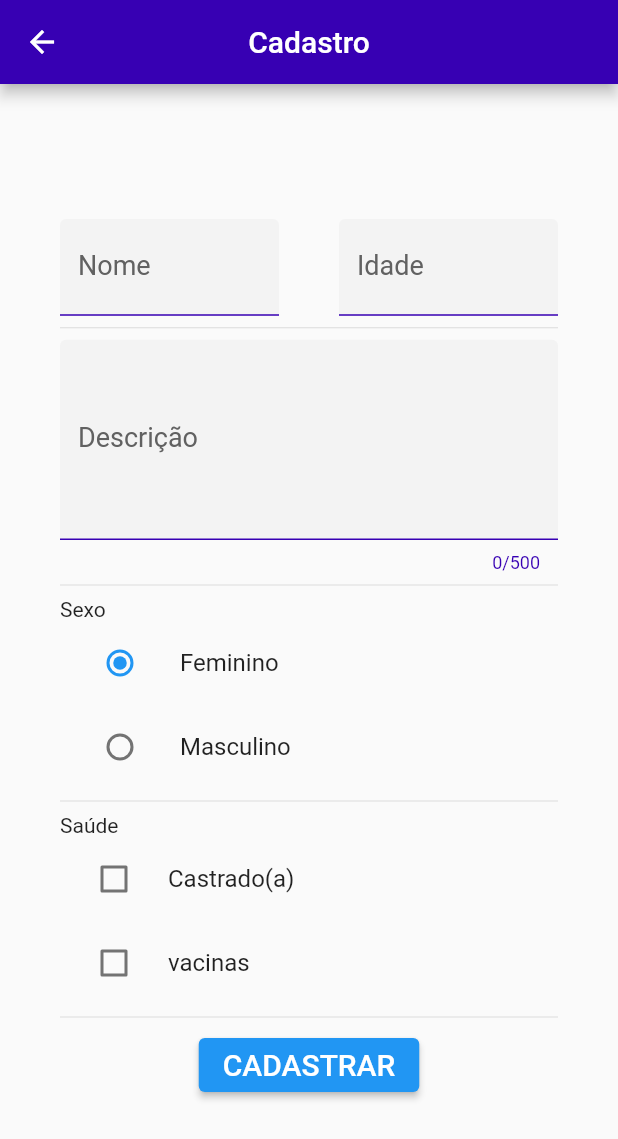
After one commit to filipegmedeiros/gatinhos_ufrn, a Flutter app: the RegisterCat screen opened by its route, on a phone screen of 412 x 824 dp. The commit adds this screen. Shown: the top 1139 px of the screen. Run offline on Flutter 3.47's test engine with Material 2 defaults, Android fonts, the phone set to English and light mode, and no system bars; our stand-ins replace shared_preferences; accounts and stored records are empty.

Commit message:
Pagina de cadastro iniciada

```diff
--- a/mobile/gatinhos_mobile/lib/main.dart
+++ b/mobile/gatinhos_mobile/lib/main.dart
@@ -1,7 +1,7 @@
 import 'package:flutter/material.dart';
-import 'package:gatinhos_mobile/ui/adoptionRequests.dart';
 import 'package:gatinhos_mobile/ui/login.dart';
 import 'package:gatinhos_mobile/ui/HomePage.dart';
+import 'package:gatinhos_mobile/ui/registerCat.dart';
 
 void main() {
   runApp(MaterialApp(
@@ -9,11 +9,12 @@ void main() {
     home: Home(),
     theme: ThemeData(
       hintColor: Color(0xff3700b3),
-      primaryColor: Color(0xff3700b3), // TODO: importar tema do Figma
+      primaryColor: Color(0xff3700b3),
     ),
     routes: {
       Login.routeName: (context) => Login(),
       Home.routeName: (context) => Home(),
+      RegisterCat.routeName: (context) => RegisterCat(),
     },
   ));
 }
--- a/mobile/gatinhos_mobile/lib/ui/homePage.dart
+++ b/mobile/gatinhos_mobile/lib/ui/homePage.dart
@@ -1,6 +1,7 @@
 import 'package:flutter/material.dart';
 import 'package:gatinhos_mobile/ui/adoptionRequests.dart';
 import 'package:gatinhos_mobile/ui/login.dart';
+import 'package:gatinhos_mobile/ui/registerCat.dart';
 import 'package:shared_preferences/shared_preferences.dart';
 
 class Home extends StatefulWidget {
@@ -40,6 +41,22 @@ class _HomeState extends State<Home> {
               ),
             ),
             ListTile(
+              leading: Icon(Icons.home),
+              title: Text("Home"),
+              onTap: () {
+                // change app to home page
+                Navigator.pushNamed(context, Home.routeName);
+              },
+            ),
+            ListTile(
+              leading: Icon(Icons.add_circle),
+              title: Text("Cadastrar"),
+              onTap: () {
+                // change to registerCat page
+                Navigator.pushNamed(context, RegisterCat.routeName);
+              },
+            ),
+            ListTile(
               leading: Icon(Icons.read_more),
               title: Text("Pedidos de adoção"),
               onTap: () {
@@ -50,20 +67,10 @@ class _HomeState extends State<Home> {
               },
             ),
             ListTile(
-              leading: Icon(Icons.home),
-              title: Text("Home"),
-              onTap: () {
-                // change app to home page
-                //Navigator.pop(context);
-                Navigator.push(
-                    context, MaterialPageRoute(builder: (context) => Home()));
-              },
-            ),
-            ListTile(
               leading: Icon(Icons.login),
               title: Text("Login"),
               onTap: () {
-                // change app to login page
+                // change to login page
                 Navigator.pushNamed(context, Login.routeName);
               },
             ),
--- a/mobile/gatinhos_mobile/lib/ui/login.dart
+++ b/mobile/gatinhos_mobile/lib/ui/login.dart
@@ -119,7 +119,7 @@ class _LoginState extends State<Login> {
   /// form field widgets
   _inputUserName() {
     return TextFormField(
-      keyboardType: TextInputType.name, // nome ou email ???
+      keyboardType: TextInputType.name,
       decoration: InputDecoration(
         labelText: "Usuário",
         labelStyle: TextStyle(color: Colors.grey[700], fontSize: 20),
--- /dev/null
+++ b/mobile/gatinhos_mobile/lib/ui/registerCat.dart
@@ -0,0 +1,192 @@
+import 'package:flutter/material.dart';
+
+enum Sexo { Feminino, Masculino }
+
+class RegisterCat extends StatefulWidget {
+  static const routeName = '/RegisterCat';
+  @override
+  _RegisterCatState createState() => _RegisterCatState();
+}
+
+class _RegisterCatState extends State<RegisterCat> {
+  // input textfield controllers
+  TextEditingController nameController = TextEditingController();
+  TextEditingController ageController = TextEditingController();
+  TextEditingController descriptionController = TextEditingController();
+
+  // radio button option
+  Sexo _sexo = Sexo.Feminino;
+
+  // checkbox options
+  bool _castradoChecked = false;
+  bool _vacinasChecked = false;
+
+  GlobalKey<FormState> _formKey = new GlobalKey<FormState>();
+
+  @override
+  Widget build(BuildContext context) {
+    return Scaffold(
+        appBar: AppBar(
+          title: Text("Cadastro"),
+          centerTitle: true,
+          backgroundColor: Color(0xff3700b3),
+        ),
+        body: Center(
+            child: SingleChildScrollView(
+          padding: EdgeInsets.all(40.0),
+          child: Form(
+              key: _formKey,
+              child: Column(
+                mainAxisAlignment: MainAxisAlignment.spaceEvenly,
+                children: <Widget>[
+                  Row(
+                    mainAxisAlignment: MainAxisAlignment.spaceEvenly,
+                    children: <Widget>[
+                      Flexible(child: _inputName()),
+                      SizedBox(
+                        width: 40.0,
+                      ),
+                      Flexible(child: _inputAge())
+                    ],
+                  ),
+                  Divider(),
+                  _inputDescription(),
+                  Divider(),
+                  _inputSexo(),
+                  Divider(),
+                  _inputSaude(),
+                  Divider(),
+                  ElevatedButton(
+                    onPressed: () {
+                      // TODO
+                    },
+                    child: Text(
+                      'CADASTRAR',
+                      style: TextStyle(fontSize: 20),
+                    ),
+                  )
+                ],
+              )),
+        )));
+  }
+
+  _inputName() {
+    return TextFormField(
+      keyboardType: TextInputType.name,
+      decoration: InputDecoration(
+        labelText: "Nome",
+        labelStyle: TextStyle(color: Colors.grey[700], fontSize: 18),
+        border: const UnderlineInputBorder(),
+        filled: true,
+        fillColor: Color(0xfff3f3f3),
+      ),
+      textAlign: TextAlign.left,
+      style: TextStyle(
+        color: Colors.black,
+        fontSize: 20,
+      ),
+      controller: nameController,
+    );
+  }
+
+  _inputAge() {
+    return TextFormField(
+      keyboardType: TextInputType.name,
+      decoration: InputDecoration(
+        labelText: "Idade",
+        labelStyle: TextStyle(color: Colors.grey[700], fontSize: 18),
+        border: const UnderlineInputBorder(),
+        filled: true,
+        fillColor: Color(0xfff3f3f3),
+      ),
+      textAlign: TextAlign.left,
+      style: TextStyle(
+        color: Colors.black,
+        fontSize: 20,
+      ),
+      controller: ageController,
+    );
+  }
+
+  _inputDescription() {
+    return TextFormField(
+      keyboardType: TextInputType.name,
+      decoration: InputDecoration(
+        labelText: "Descrição",
+        labelStyle: TextStyle(color: Colors.grey[700], fontSize: 18),
+        border: const UnderlineInputBorder(),
+        filled: true,
+        fillColor: Color(0xfff3f3f3),
+      ),
+      textAlign: TextAlign.left,
+      style: TextStyle(
+        color: Colors.black,
+        fontSize: 20,
+      ),
+      maxLength: 500,
+      minLines: 4,
+      maxLines: 8,
+      controller: descriptionController,
+    );
+  }
+
+  _inputSexo() {
+    return Column(
+      crossAxisAlignment: CrossAxisAlignment.start,
+      children: <Widget>[
+        Text("Sexo"),
+        ListTile(
+          title: const Text("Feminino"),
+          leading: Radio<Sexo>(
+            value: Sexo.Feminino,
+            groupValue: _sexo,
+            onChanged: (Sexo value) {
+              setState(() {
+                _sexo = value;
+              });
+            },
+          ),
+        ),
+        ListTile(
+          title: const Text("Masculino"),
+          leading: Radio<Sexo>(
+            value: Sexo.Masculino,
+            groupValue: _sexo,
+            onChanged: (Sexo value) {
+              setState(() {
+                _sexo = value;
+              });
+            },
+          ),
+        ),
+      ],
+    );
+  }
+
+  _inputSaude() {
+    return Column(
+      crossAxisAlignment: CrossAxisAlignment.start,
+      children: <Widget>[
+        Text("Saúde"),
+        CheckboxListTile(
+            title: Text("Castrado(a)"),
+            controlAffinity: ListTileControlAffinity.leading,
+            value: _castradoChecked,
+            onChanged: (bool value) {
+              setState(() {
+                _castradoChecked = value;
+              });
+            }),
+        CheckboxListTile(
+            title: Text("vacinas"),
+            controlAffinity: ListTileControlAffinity.leading,
+            value: _vacinasChecked,
+            onChanged: (bool value) {
+              setState(() {
+                _vacinasChecked = value;
+              });
+            }),
+      ],
+    );
+  }
+}
```
